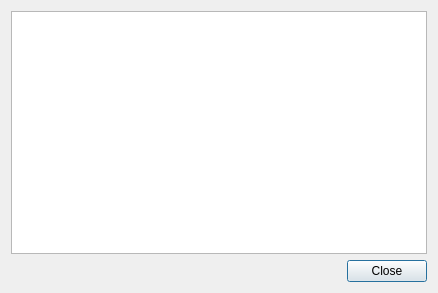
Before: the Qt Designer form razoraboutdlg.ui in lxqt/liblxqt, drawn with Qt 5.
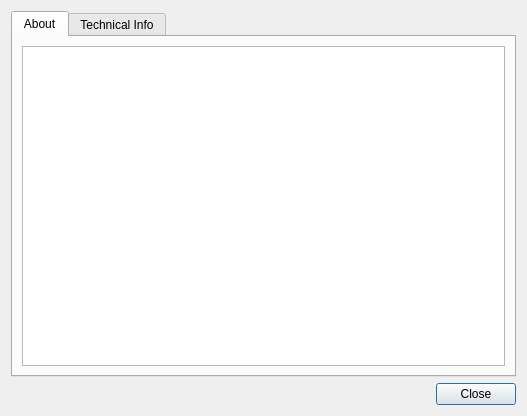
After: the same form once the commit is applied.

Commit message: extended "razor-about" implementation. Resolves #253

Diff of the .ui file:
```diff
--- a/razoraboutdlg.ui
+++ b/razoraboutdlg.ui
@@ -6,19 +6,47 @@
    <rect>
     <x>0</x>
     <y>0</y>
-    <width>438</width>
-    <height>293</height>
+    <width>527</width>
+    <height>416</height>
    </rect>
   </property>
   <property name="windowTitle">
    <string> About Razor</string>
   </property>
-  <layout class="QGridLayout" name="gridLayout">
+  <layout class="QGridLayout" name="gridLayout_2">
    <item row="0" column="0">
-    <widget class="QTextBrowser" name="textBrowser">
-     <property name="openExternalLinks">
-      <bool>true</bool>
+    <widget class="QTabWidget" name="tabWidget">
+     <property name="currentIndex">
+      <number>0</number>
      </property>
+     <widget class="QWidget" name="tab">
+      <attribute name="title">
+       <string>About</string>
+      </attribute>
+      <layout class="QGridLayout" name="gridLayout">
+       <item row="0" column="0">
+        <widget class="QTextBrowser" name="aboutBrowser">
+         <property name="openExternalLinks">
+          <bool>true</bool>
+         </property>
+        </widget>
+       </item>
+      </layout>
+     </widget>
+     <widget class="QWidget" name="tab_2">
+      <attribute name="title">
+       <string>Technical Info</string>
+      </attribute>
+      <layout class="QGridLayout" name="gridLayout_3">
+       <item row="0" column="0">
+        <widget class="QTextBrowser" name="techBrowser">
+         <property name="openExternalLinks">
+          <bool>true</bool>
+         </property>
+        </widget>
+       </item>
+      </layout>
+     </widget>
     </widget>
    </item>
    <item row="1" column="0">
```
The commit also changes 1 other file.
